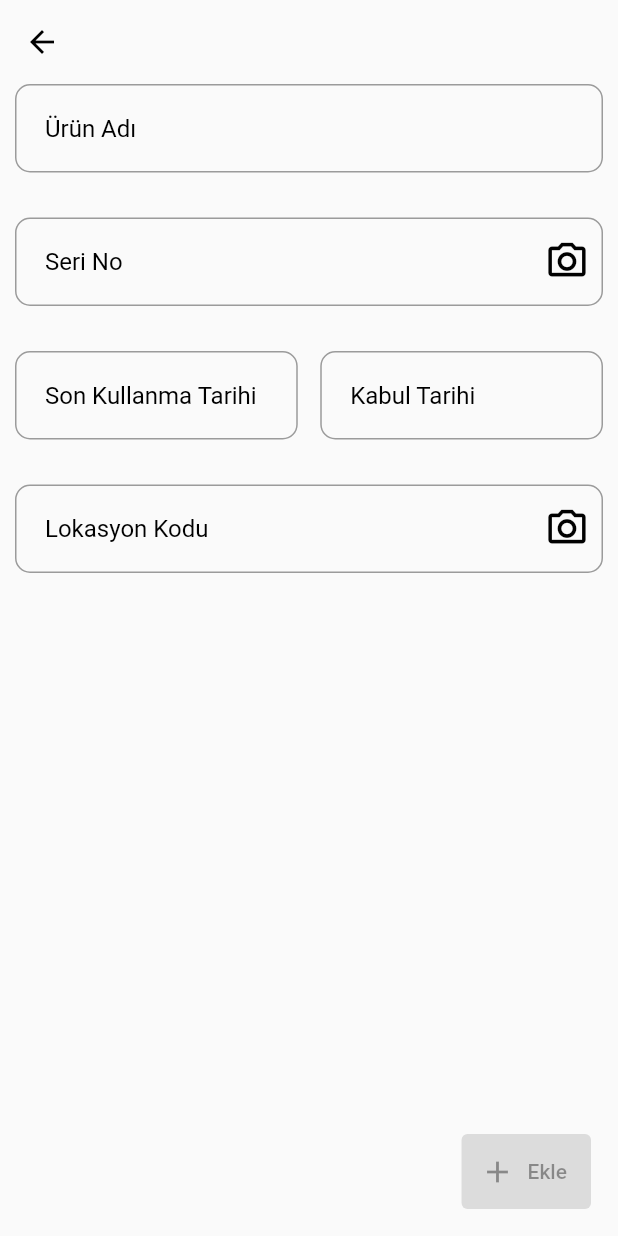
After one commit to cemerenb/firebase_integrated_app, a Flutter app: the AddItem screen opened directly, on a phone screen of 412 x 824 dp. The commit adds this screen. Run offline on Flutter 3.47's test engine with Material 2 defaults, Android fonts, the phone set to English and light mode, and no system bars; our stand-ins replace cloud_firestore, firebase_auth, firebase_core, firebase_storage, flutter_secure_storage, image_picker and 1 more; missing offline and left inert: dart:ffi, flutter_barcode_scanner, flutter_randomcolor, pattern_formatter; accounts and stored records are empty.

Commit message:
Some changes

```diff
--- a/lib/main.dart
+++ b/lib/main.dart
@@ -25,6 +25,11 @@ class _MyAppState extends State<MyApp> {
       title: "İlk uygulamam",
       debugShowCheckedModeBanner: false,
       darkTheme: ThemeData.dark().copyWith(
+        primaryColor: Colors.white,
+        hintColor: Colors.white,
+        inputDecorationTheme:
+            const InputDecorationTheme(suffixIconColor: Colors.white),
+        buttonTheme: const ButtonThemeData(buttonColor: Colors.white),
         backgroundColor: Colors.white,
         listTileTheme: const ListTileThemeData(contentPadding: EdgeInsets.zero),
         progressIndicatorTheme:
@@ -38,7 +43,12 @@ class _MyAppState extends State<MyApp> {
       ),
       themeMode: ThemeMode.system,
       theme: ThemeData.light().copyWith(
+        hintColor: Colors.black,
+        primaryColor: Colors.black,
+        inputDecorationTheme:
+            const InputDecorationTheme(suffixIconColor: Colors.black),
         backgroundColor: Colors.white,
+        buttonTheme: const ButtonThemeData(buttonColor: Colors.black),
         progressIndicatorTheme:
             const ProgressIndicatorThemeData(color: Colors.white),
         listTileTheme: const ListTileThemeData(contentPadding: EdgeInsets.zero),
--- /dev/null
+++ b/lib/pages/add_item.dart
@@ -0,0 +1,208 @@
+import 'dart:developer';
+import 'package:pattern_formatter/pattern_formatter.dart';
+import 'package:flutter/material.dart';
+import 'package:flutter_barcode_scanner/flutter_barcode_scanner.dart';
+
+class AddItem extends StatefulWidget {
+  const AddItem({super.key});
+
+  @override
+  State<AddItem> createState() => _AddItemState();
+}
+
+class _AddItemState extends State<AddItem> {
+  String? serialNoScanResult;
+  String? locationScanResult;
+
+  @override
+  Widget build(BuildContext context) {
+    return Scaffold(
+      appBar: AppBar(),
+      body: Column(
+        children: [
+          Padding(
+            padding: const EdgeInsets.only(left: 10.0, right: 10),
+            child: TextField(
+              keyboardType: TextInputType.text,
+              decoration: InputDecoration(
+                  border: OutlineInputBorder(
+                      borderRadius: BorderRadius.circular(10),
+                      borderSide: const BorderSide(
+                          color: Color.fromARGB(255, 148, 146, 146))),
+                  focusedBorder: OutlineInputBorder(
+                      borderRadius: BorderRadius.circular(10),
+                      borderSide: const BorderSide()),
+                  hintText: 'Ürün Adı',
+                  contentPadding: const EdgeInsets.all(20.0)),
+            ),
+          ),
+          const SizedBox(
+            height: 30,
+          ),
+          Padding(
+            padding: const EdgeInsets.only(left: 10.0, right: 10),
+            child: TextField(
+              keyboardType: TextInputType.text,
+              controller: TextEditingController(
+                  text: serialNoScanResult != '-1'
+                      ? serialNoScanResult
+                      : 'Seri No'),
+              decoration: InputDecoration(
+                  suffixIcon: IconButton(
+                      onPressed: () {
+                        scanBarcode();
+                        setState(() {
+                          serialNoScanResult = serialNoScanResult;
+                        });
+                      },
+                      icon: const Icon(
+                        Icons.camera_alt_outlined,
+                        size: 30,
+                      )),
+                  border: OutlineInputBorder(
+                      borderRadius: BorderRadius.circular(10),
+                      borderSide: const BorderSide(
+                          color: Color.fromARGB(255, 0, 0, 0))),
+                  focusedBorder: OutlineInputBorder(
+                      borderRadius: BorderRadius.circular(10),
+                      borderSide: const BorderSide()),
+                  hintText: 'Seri No',
+                  contentPadding: const EdgeInsets.all(20.0)),
+            ),
+          ),
+          const SizedBox(
+            height: 30,
+          ),
+          Padding(
+            padding: const EdgeInsets.only(left: 10.0, right: 10),
+            child: Row(
+              children: [
+                Flexible(
+                  child: TextField(
+                    keyboardType: TextInputType.datetime,
+                    inputFormatters: [
+                      DateInputFormatter(),
+                    ],
+                    decoration: InputDecoration(
+                        border: OutlineInputBorder(
+                            borderRadius: BorderRadius.circular(10),
+                            borderSide: const BorderSide(
+                                color: Color.fromARGB(255, 0, 0, 0))),
+                        focusedBorder: OutlineInputBorder(
+                            borderRadius: BorderRadius.circular(10),
+                            borderSide: const BorderSide()),
+                        hintText: 'Son Kullanma Tarihi',
+                        contentPadding: const EdgeInsets.all(20.0)),
+                  ),
+                ),
+                const SizedBox(
+                  width: 15,
+                ),
+                Flexible(
+                  child: TextField(
+                    controller: TextEditingController(),
+                    inputFormatters: [
+                      DateInputFormatter(),
+                    ],
+                    keyboardType: TextInputType.datetime,
+                    decoration: InputDecoration(
+                        border: OutlineInputBorder(
+                            borderRadius: BorderRadius.circular(10),
+                            borderSide: const BorderSide(
+                                color: Color.fromARGB(255, 0, 0, 0))),
+                        focusedBorder: OutlineInputBorder(
+                            borderRadius: BorderRadius.circular(10),
+                            borderSide: const BorderSide()),
+                        hintText: 'Kabul Tarihi',
+                        contentPadding: const EdgeInsets.all(20.0)),
+                  ),
+                ),
+              ],
+            ),
+          ),
+          const SizedBox(
+            height: 30,
+          ),
+          Padding(
+            padding: const EdgeInsets.only(left: 10.0, right: 10),
+            child: TextField(
+              keyboardType: TextInputType.text,
+              controller: TextEditingController(
+                  text: locationScanResult != '-1'
+                      ? locationScanResult
+                      : 'Lokasyon Kodu'),
+              decoration: InputDecoration(
+                  suffixIcon: IconButton(
+                      onPressed: () {
+                        scanQR();
+                        setState(() {
+                          locationScanResult = locationScanResult;
+                        });
+                      },
+                      icon: const Icon(
+                        Icons.camera_alt_outlined,
+                        size: 30,
+                      )),
+                  border: OutlineInputBorder(
+                      borderRadius: BorderRadius.circular(10),
+                      borderSide: const BorderSide(
+                          color: Color.fromARGB(255, 0, 0, 0))),
+                  focusedBorder: OutlineInputBorder(
+                      borderRadius: BorderRadius.circular(10),
+                      borderSide: const BorderSide()),
+                  hintText: 'Lokasyon Kodu',
+                  contentPadding: const EdgeInsets.all(20.0)),
+            ),
+          ),
+          Spacer(),
+          Row(
+            children: [
+              Spacer(),
+              Padding(
+                padding: const EdgeInsets.all(18.0),
+                child: SizedBox(
+                  height: 50,
+                  child: ElevatedButton.icon(
+                    onPressed: null,
+                    icon: Icon(Icons.add),
+                    label: Text('Ekle'),
+                  ),
+                ),
+              ),
+            ],
+          )
+        ],
+      ),
+    );
+  }
+
+  Future scanBarcode() async {
+    log('barcoda girdi');
+    String serialNoScanResult;
+    try {
+      serialNoScanResult = await FlutterBarcodeScanner.scanBarcode(
+          '#ff6666', 'İptal', true, ScanMode.BARCODE);
+    } catch (e) {
+      serialNoScanResult = "Bir hata oluştu!";
+    }
+    if (!mounted) return;
+    setState(() {
+      this.serialNoScanResult = serialNoScanResult;
+    });
+  }
+
+  Future scanQR() async {
+    log('QR girdi');
+    String locationScanResult;
+    try {
+      locationScanResult = await FlutterBarcodeScanner.scanBarcode(
+          '#ff6666', 'İptal', true, ScanMode.QR);
+    } catch (e) {
+      locationScanResult = "Bir hata oluştu!";
+    }
+    if (!mounted) return;
+    setState(() {
+      this.locationScanResult = locationScanResult;
+    });
+  }
+}
--- a/lib/pages/starting_page.dart
+++ b/lib/pages/starting_page.dart
@@ -1,6 +1,7 @@
 import 'dart:developer';
 
 import 'package:firebase_auth/firebase_auth.dart';
+import 'package:firebase_integrated_app/pages/add_item.dart';
 import 'package:flutter/material.dart';
 import 'package:flutter_barcode_scanner/flutter_barcode_scanner.dart';
 
@@ -61,7 +62,10 @@ class _StartPageState extends State<StartPage> {
                     child: Row(
                       mainAxisAlignment: MainAxisAlignment.spaceAround,
                       children: [
-                        Container(
+                        GestureDetector(
+                          onTap: () =>
+                              Navigation.addRoute(context, const AddItem()),
+                          child: Container(
                               width: MediaQuery.of(context).size.width / 2.3,
                               height: 250,
                               decoration: BoxDecoration(
@@ -82,6 +86,7 @@ class _StartPageState extends State<StartPage> {
                                   Spacer(),
                                 ],
                               )),
+                        ),
 
                         //Scan qr and barcode button
 
--- a/pubspec.yaml
+++ b/pubspec.yaml
@@ -45,6 +45,7 @@ dependencies:
   firebase_storage: ^11.0.3
   firebase_auth: ^4.1.0
   flutter_barcode_scanner: ^2.0.0
+  pattern_formatter: ^3.0.0
 
 dev_dependencies:
   flutter_test:
```
Also changed, not shown: lib/lists/lists.dart (added), pubspec.lock, 2 other files. Lines whose indentation alone changed are shown as unchanged.
